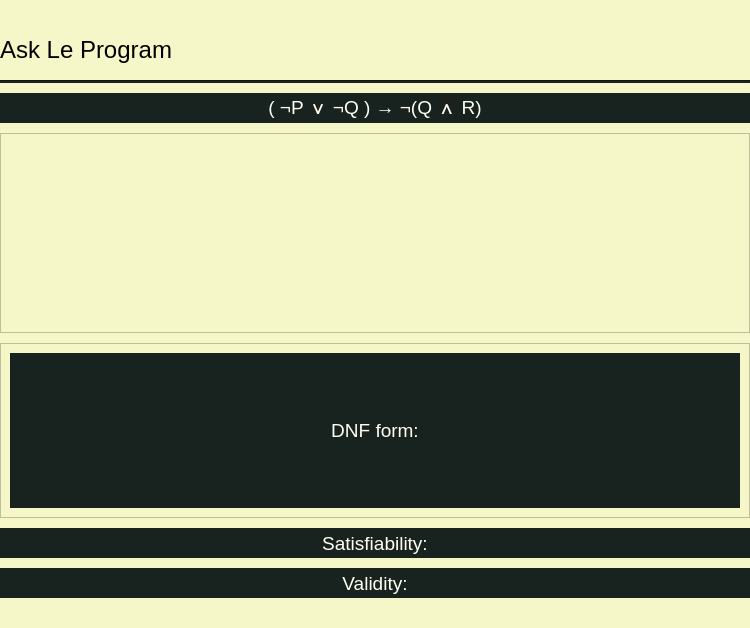
Above: src/views/ui/askLePWidget.ui from adibozzhanov/LeProgram before the change. Below: the same form after it.
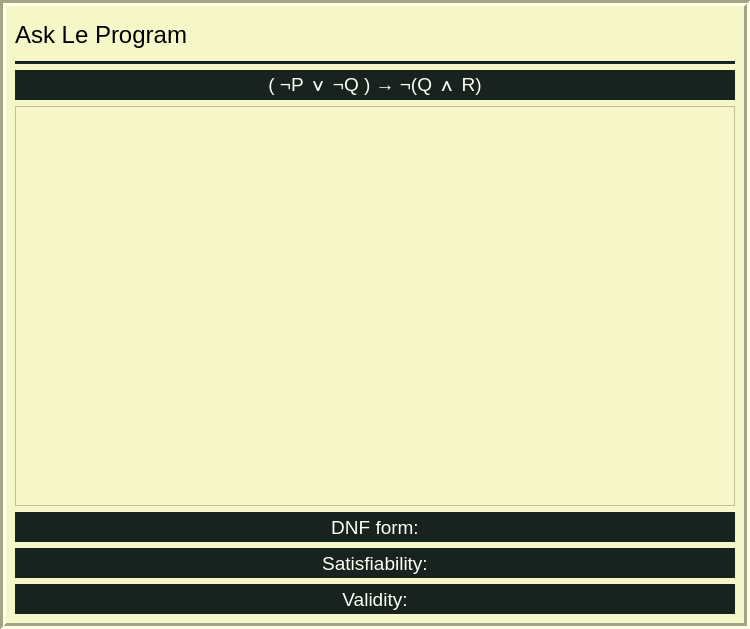
That is the form after the change.

The edit to the form file:
```diff
--- a/src/views/ui/askLePWidget.ui
+++ b/src/views/ui/askLePWidget.ui
@@ -10,12 +10,6 @@
     <height>628</height>
    </rect>
   </property>
-  <property name="sizePolicy">
-   <sizepolicy hsizetype="Maximum" vsizetype="Preferred">
-    <horstretch>0</horstretch>
-    <verstretch>0</verstretch>
-   </sizepolicy>
-  </property>
   <property name="windowTitle">
    <string>Form</string>
   </property>
@@ -26,20 +20,38 @@
   </property>
   <layout class="QVBoxLayout" name="verticalLayout">
    <property name="spacing">
-    <number>10</number>
+    <number>0</number>
    </property>
    <property name="leftMargin">
     <number>0</number>
    </property>
    <property name="topMargin">
-    <number>30</number>
+    <number>0</number>
    </property>
    <property name="rightMargin">
     <number>0</number>
    </property>
    <property name="bottomMargin">
-    <number>30</number>
+    <number>0</number>
    </property>
+   <item>
+    <widget class="QFrame" name="frame">
+     <property name="sizePolicy">
+      <sizepolicy hsizetype="Expanding" vsizetype="Preferred">
+       <horstretch>0</horstretch>
+       <verstretch>0</verstretch>
+      </sizepolicy>
+     </property>
+     <property name="frameShape">
+      <enum>QFrame::Box</enum>
+     </property>
+     <property name="frameShadow">
+      <enum>QFrame::Sunken</enum>
+     </property>
+     <property name="lineWidth">
+      <number>3</number>
+     </property>
+     <layout class="QVBoxLayout" name="verticalLayout_2">
    <item>
     <widget class="QLabel" name="askLeProgramLabel">
      <property name="minimumSize">
@@ -118,16 +130,10 @@
    </item>
    <item>
     <widget class="QTableWidget" name="truthTableWidget">
-     <property name="sizePolicy">
-      <sizepolicy hsizetype="Expanding" vsizetype="Preferred">
-       <horstretch>0</horstretch>
-       <verstretch>0</verstretch>
-      </sizepolicy>
-     </property>
      <property name="minimumSize">
       <size>
        <width>300</width>
-       <height>200</height>
+          <height>400</height>
       </size>
      </property>
      <property name="baseSize">
@@ -150,40 +156,7 @@
     </widget>
    </item>
    <item>
-    <widget class="QScrollArea" name="scrollArea">
-     <property name="sizePolicy">
-      <sizepolicy hsizetype="Minimum" vsizetype="Minimum">
-       <horstretch>0</horstretch>
-       <verstretch>0</verstretch>
-      </sizepolicy>
-     </property>
-     <property name="minimumSize">
-      <size>
-       <width>0</width>
-       <height>30</height>
-      </size>
-     </property>
-     <property name="widgetResizable">
-      <bool>true</bool>
-     </property>
-     <widget class="QWidget" name="scrollAreaWidgetContents">
-      <property name="geometry">
-       <rect>
-        <x>0</x>
-        <y>0</y>
-        <width>748</width>
-        <height>173</height>
-       </rect>
-      </property>
-      <layout class="QVBoxLayout" name="verticalLayout_2">
-       <item>
         <widget class="QLabel" name="dnfFormTitleLabel">
-         <property name="sizePolicy">
-          <sizepolicy hsizetype="Preferred" vsizetype="Minimum">
-           <horstretch>0</horstretch>
-           <verstretch>0</verstretch>
-          </sizepolicy>
-         </property>
          <property name="minimumSize">
           <size>
            <width>0</width>
@@ -216,10 +189,6 @@
          </property>
         </widget>
        </item>
-      </layout>
-     </widget>
-    </widget>
-   </item>
    <item>
     <widget class="QLabel" name="satisfiabilityLabel">
      <property name="minimumSize">
@@ -280,6 +249,22 @@
      <property name="alignment">
       <set>Qt::AlignCenter</set>
      </property>
+       </widget>
+      </item>
+      <item>
+       <spacer name="verticalSpacer">
+        <property name="orientation">
+         <enum>Qt::Vertical</enum>
+        </property>
+        <property name="sizeHint" stdset="0">
+         <size>
+          <width>20</width>
+          <height>40</height>
+         </size>
+        </property>
+       </spacer>
+      </item>
+     </layout>
     </widget>
    </item>
   </layout>
```
Lines whose indentation alone changed are shown as unchanged.
